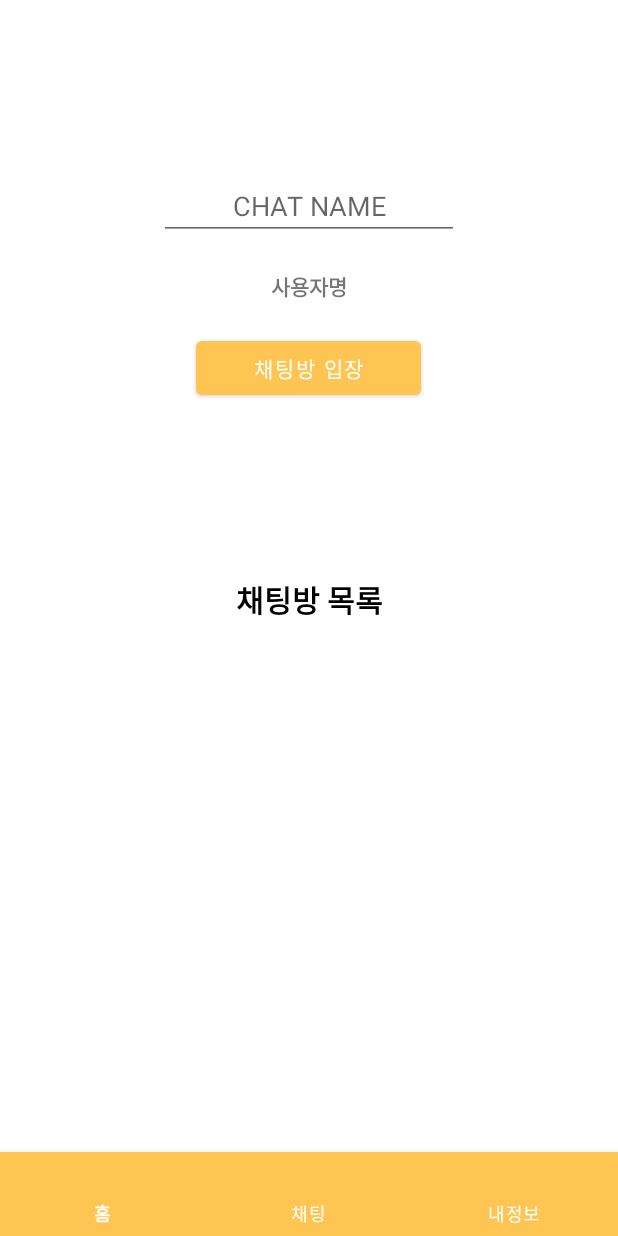
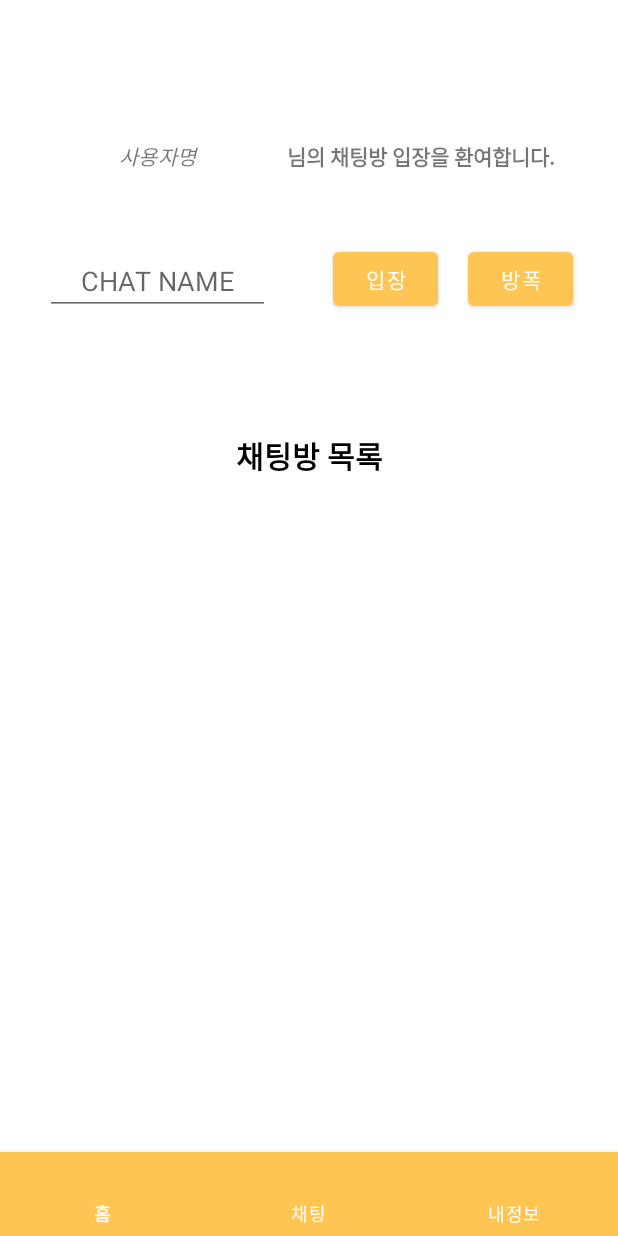
Before and after one commit to Kyeongnam1/Gongguham_, an Android app: the fragment ChatStarterFragment placed in its activity, on a phone screen of 412 x 824 dp. Run offline under Robolectric (Android 15) with nearby library versions, the phone set to English and light mode, and no system bars; our stand-ins replace Firebase (no records; nobody signed in at launch, a user with empty details on screens opened directly).

Commit message:
1. 채팅 기능 문제 해결(2020-04-06) 2. <us branch> merge to mine 3. 방폭구현중

```diff
--- a/app/src/main/java/com/example/gongguham_/ChatStarterFragment.java
+++ b/app/src/main/java/com/example/gongguham_/ChatStarterFragment.java
@@ -1,13 +1,11 @@
 package com.example.gongguham_;
 
-import android.annotation.SuppressLint;
 import android.content.Intent;
 import android.os.Bundle;
 import android.util.Log;
 import android.view.LayoutInflater;
 import android.view.View;
 import android.view.ViewGroup;
-import android.widget.Adapter;
 import android.widget.AdapterView;
 import android.widget.ArrayAdapter;
 import android.widget.Button;
@@ -17,14 +15,12 @@ import android.widget.TextView;
 import android.widget.Toast;
 
 import androidx.annotation.NonNull;
-import androidx.appcompat.app.AppCompatActivity;
 import androidx.fragment.app.Fragment;
 
 import com.google.android.gms.tasks.OnCompleteListener;
 import com.google.android.gms.tasks.Task;
 import com.google.firebase.auth.FirebaseAuth;
 import com.google.firebase.auth.FirebaseUser;
-import com.google.firebase.auth.UserInfo;
 import com.google.firebase.database.ChildEventListener;
 import com.google.firebase.database.DataSnapshot;
 import com.google.firebase.database.DatabaseError;
@@ -34,7 +30,6 @@ import com.google.firebase.firestore.DocumentReference;
 import com.google.firebase.firestore.DocumentSnapshot;
 import com.google.firebase.firestore.FirebaseFirestore;
 
-import org.w3c.dom.Text;
 
 
 public class ChatStarterFragment extends Fragment {
@@ -45,10 +40,12 @@ public class ChatStarterFragment extends Fragment {
     private EditText chat_name;
     private TextView user_name;
     private Button user_next;
+    private Button boom_button;
     private ListView chat_list;
 
     private FirebaseDatabase firebaseDatabase = FirebaseDatabase.getInstance();
     private DatabaseReference databaseReference = firebaseDatabase.getReference();
+
 
 
     public ChatStarterFragment() {
@@ -81,7 +78,10 @@ public class ChatStarterFragment extends Fragment {
         final TextView name = view.findViewById(R.id.user_name);
 
         user_next = (Button) view.findViewById(R.id.user_next);
+        boom_button = (Button) view.findViewById(R.id.boom_button);
+
         chat_list = (ListView) view.findViewById(R.id.chat_list);
+
 
         DocumentReference documentReference = FirebaseFirestore.getInstance().collection("users").document(FirebaseAuth.getInstance().getCurrentUser().getEmail());
         documentReference.get().addOnCompleteListener(new OnCompleteListener<DocumentSnapshot>() {
@@ -92,6 +92,7 @@ public class ChatStarterFragment extends Fragment {
                     if (document != null) {
                         if (document.exists()) {
                             name.setText(document.getData().get("name").toString());
+                            //name.setText(MemberInfo.class.getName());
                         } else {
                             Log.e(TAG, "No such document");
                         }
@@ -105,14 +106,25 @@ public class ChatStarterFragment extends Fragment {
         user_next.setOnClickListener(new View.OnClickListener() {
             @Override
             public void onClick(View v) {
+                // 공백 입력시
                 if(name.getText().toString().equals("") || chat_name.getText().toString().equals("")){
                     Toast.makeText(getContext(),"채팅방 이름을 입력해주세요.",Toast.LENGTH_SHORT).show();
-                }else{
+                } else{ //방 입장
                     Toast.makeText(getContext(),"채팅방에 입장하였습니다.",Toast.LENGTH_SHORT).show();
                     Intent intent = new Intent(getContext(), ChatChattingActivity.class);
                     intent.putExtra("chatName", chat_name.getText().toString());
                     intent.putExtra("userName", name.getText().toString());
                     startActivity(intent);
+                }
+            }
+        });
+        boom_button.setOnClickListener(new View.OnClickListener() {
+            @Override
+            public void onClick(View view) {
+                if(name.getText().toString().equals("") || chat_name.getText().toString().equals("")){
+                    Toast.makeText(getContext(),"채팅방 이름을 입력해주세요.",Toast.LENGTH_SHORT).show();
+                }else{ //방폭ㅅ
+                    Toast.makeText(getContext(), "채팅방이 터졌습니다.", Toast.LENGTH_SHORT).show();
                 }
             }
         });
@@ -130,7 +142,6 @@ public class ChatStarterFragment extends Fragment {
 
                 = new ArrayAdapter<String>(getContext(), android.R.layout.simple_list_item_1, android.R.id.text1);
         chat_list.setAdapter(adapter);
-
         // 데이터 받아오기 및 어댑터 데이터 추가 및 삭제 등..리스너 관리
         databaseReference.child("chat").addChildEventListener(new ChildEventListener() {
             @Override
@@ -146,7 +157,8 @@ public class ChatStarterFragment extends Fragment {
 
             @Override
             public void onChildRemoved(DataSnapshot dataSnapshot) {
-
+                Log.e("LOG", "dataSnapshot.getKey() : " + dataSnapshot.getKey());
+                adapter.remove(dataSnapshot.getKey());
             }
 
             @Override
@@ -166,14 +178,14 @@ public class ChatStarterFragment extends Fragment {
             @Override
             public void onItemClick(AdapterView<?> adapterView, View view, int i, long l) {
                 chat_name.setText(adapter.getItem(i));
+                Intent intent = new Intent(getContext(), ChatChattingActivity.class);
+                intent.putExtra("chatName", chat_name.getText().toString());
+                startActivity(intent);
             }
         });
     }
-    private  void startMainActivity(){
-        Intent intent=new Intent(getContext(),ChatChattingActivity.class);
-        intent.putExtra("chatName", "chicken");
-        intent.putExtra("userName", "kim");
-        startActivity(intent);
+    private void boomRoom(){
+
     }
 
 
--- a/app/src/main/res/layout/fragment_chat_starter.xml
+++ b/app/src/main/res/layout/fragment_chat_starter.xml
@@ -22,39 +22,80 @@
             android:layout_alignParentTop="true"
             android:layout_alignParentStart="true">
 
+            <RelativeLayout
+                android:layout_width="match_parent"
+                android:layout_height="82dp">
+
+                <TextView
+                    android:id="@+id/user_name"
+                    android:layout_width="150dp"
+                    android:layout_height="36dp"
+                    android:layout_alignParentStart="true"
+                    android:layout_alignParentTop="true"
+                    android:layout_marginStart="30dp"
+                    android:layout_marginTop="30dp"
+                    android:text="사용자명"
+                    android:textAlignment="center"
+                    android:textStyle="italic" />
+
+                <TextView
+                    android:layout_width="match_parent"
+                    android:layout_height="36dp"
+                    android:layout_alignParentStart="true"
+                    android:layout_alignParentTop="true"
+                    android:layout_marginStart="150dp"
+                    android:layout_marginTop="30dp"
+                    android:text="님의 채팅방 입장을 환여합니다."
+                    android:textAlignment="center"
+                    android:textStyle="bold"/>
+
+            </RelativeLayout>
+
+            <RelativeLayout
+                android:layout_width="match_parent"
+                android:layout_height="80dp">
+
                 <EditText
                     android:id="@+id/chat_name"
-                android:layout_width="200dp"
+                    android:layout_width="150dp"
                     android:layout_height="wrap_content"
-                android:layout_gravity="center"
-                android:layout_marginBottom="20dp"
+                    android:layout_alignParentStart="true"
+                    android:layout_alignParentBottom="true"
+                    android:layout_marginStart="30dp"
+                    android:layout_marginBottom="15dp"
                     android:gravity="center"
                     android:hint="CHAT NAME"
                     android:inputType="textPersonName"
                     android:textColor="#000000" />
 
-            <TextView
-                android:id="@+id/user_name"
-                android:layout_width="200dp"
+                <Button
+                    android:id="@+id/user_next"
+                    android:layout_width="70dp"
                     android:layout_height="wrap_content"
-                android:layout_gravity="center"
-                android:textAlignment="center"
-                android:text="사용자명"
-                android:textStyle="bold"
-                android:layout_marginBottom="20dp"/>
+                    android:layout_alignParentEnd="true"
+                    android:layout_alignParentBottom="true"
+                    android:layout_marginEnd="120dp"
+                    android:layout_marginBottom="15dp"
+                    android:text="입장" />
 
                 <Button
-                android:id="@+id/user_next"
-                android:layout_width="150dp"
+                    android:id="@+id/boom_button"
+                    android:layout_width="70dp"
                     android:layout_height="wrap_content"
-                android:text="채팅방 입장"/>
+                    android:layout_alignParentEnd="true"
+                    android:layout_alignParentBottom="true"
+                    android:layout_marginEnd="30dp"
+                    android:layout_marginBottom="15dp"
+                    android:text="방폭" />
+
+            </RelativeLayout>
 
         </LinearLayout>
 
         <LinearLayout
             android:layout_width="match_parent"
             android:layout_height="match_parent"
-            android:layout_weight="1"
+            android:layout_weight="0.6"
             android:orientation="vertical">
 
             <TextView
```
Lines whose indentation alone changed are shown as unchanged.
